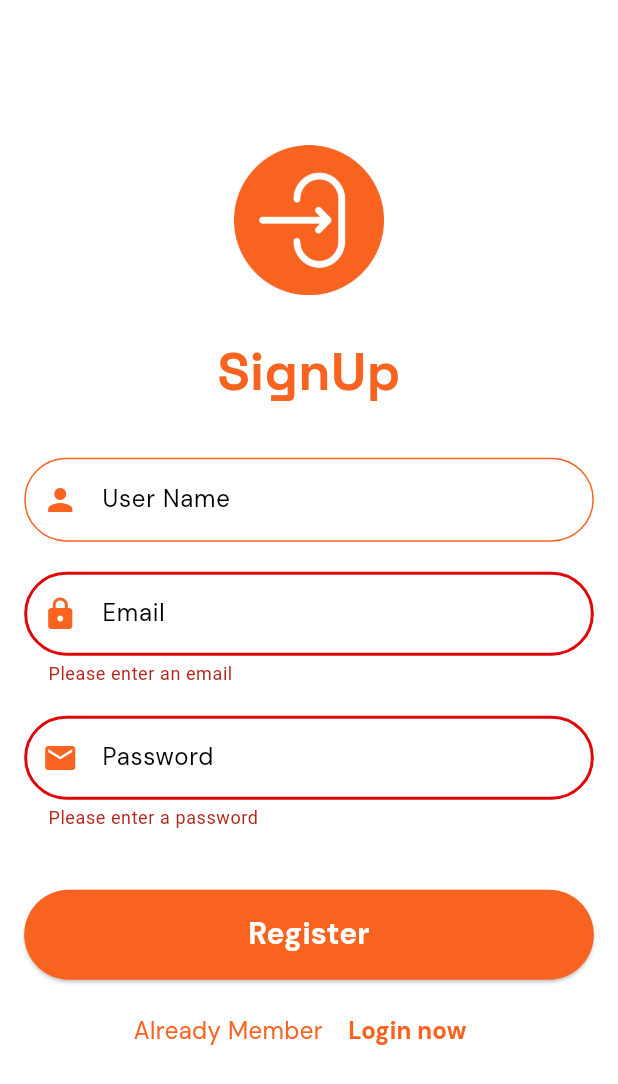
After one commit to ItsJmartin/Library-app-backend, a Flutter app: the RegisterPage screen opened directly, after a tap on "Register", on a phone screen of 412 x 824 dp. The commit adds this screen. Shown: the top 1084 px of the screen. Run offline on Flutter 3.47's test engine with Material 3 defaults, Android fonts, the phone set to English and light mode, and no system bars; our stand-ins replace google_fonts.

Commit message:
register page update

```diff
--- a/lib/auth/validation_page.dart
+++ b/lib/auth/login_page.dart
@@ -1,15 +1,16 @@
+import 'package:chat_app/auth/register_page.dart';
 import 'package:chat_app/pages/chat_list.dart';
 import 'package:flutter/material.dart';
 import 'package:google_fonts/google_fonts.dart';
 
-class ValidationPage extends StatefulWidget {
-  const ValidationPage({super.key});
+class LoginPage extends StatefulWidget {
+  const LoginPage({super.key});
 
   @override
-  State<ValidationPage> createState() => _ValidationPageState();
+  State<LoginPage> createState() => _LoginPageState();
 }
 
-class _ValidationPageState extends State<ValidationPage> {
+class _LoginPageState extends State<LoginPage> {
   final _formKey = GlobalKey<FormState>();
   final _emailController = TextEditingController();
   final _passwordController = TextEditingController();
@@ -74,8 +75,7 @@ class _ValidationPageState extends State<ValidationPage> {
                       },
                       decoration: InputDecoration(
                         labelText: "Email",
-                        labelStyle:
-                            GoogleFonts.dmSans(color: Colors.black),
+                        labelStyle: GoogleFonts.dmSans(color: Colors.black),
                         prefixIcon: const Icon(
                           Icons.lock,
                           color: Color(0xfff86320),
@@ -127,8 +127,7 @@ class _ValidationPageState extends State<ValidationPage> {
                       obscureText: true,
                       decoration: InputDecoration(
                         labelText: "Password",
-                        labelStyle:
-                            GoogleFonts.dmSans(color: Colors.black),
+                        labelStyle: GoogleFonts.dmSans(color: Colors.black),
                         prefixIcon: const Icon(
                           Icons.email,
                           color: Color(0xfff86320),
@@ -171,13 +170,11 @@ class _ValidationPageState extends State<ValidationPage> {
                       height: 60,
                       child: ElevatedButton(
                         style: ElevatedButton.styleFrom(
-                          backgroundColor: Color(0xfff86320)
-                        ),
+                            backgroundColor: Color(0xfff86320)),
                         onPressed: () {
                           if (_formKey.currentState!.validate()) {
                             _emailController.clear();
                             _passwordController.clear();
-
                             Navigator.pushReplacement(
                               context,
                               MaterialPageRoute(
@@ -216,12 +213,22 @@ class _ValidationPageState extends State<ValidationPage> {
                           ),
                         ),
                         const SizedBox(width: 5),
-                        Text(
-                          'Register now',
-                          style: GoogleFonts.dmSans(
-                            color: const Color(0xfff86320),
-                            fontWeight: FontWeight.bold,
-                            fontSize: 16,
+                        TextButton(
+                          onPressed: () {
+                            Navigator.push(
+                              context,
+                              MaterialPageRoute(
+                                builder: (context) => RegisterPage(),
+                              ),
+                            );
+                          },
+                          child: Text(
+                            'Register now',
+                            style: GoogleFonts.dmSans(
+                              color: const Color(0xfff86320),
+                              fontWeight: FontWeight.bold,
+                              fontSize: 16,
+                            ),
                           ),
                         ),
                       ],
--- /dev/null
+++ b/lib/auth/register_page.dart
@@ -0,0 +1,289 @@
+import 'package:chat_app/auth/login_page.dart';
+import 'package:flutter/material.dart';
+import 'package:google_fonts/google_fonts.dart';
+
+class RegisterPage extends StatefulWidget {
+  RegisterPage({super.key});
+
+  @override
+  State<RegisterPage> createState() => _RegisterPageState();
+  // void dispose(){
+  //   usernammeController.dispose();
+  //   emailController.dispose();
+  //   passwordController.dispose();
+  // }
+}
+
+class _RegisterPageState extends State<RegisterPage> {
+  final _registerKey = GlobalKey<FormState>();
+  final _usernameController = TextEditingController();
+  final _emailController = TextEditingController();
+  final _passwordController = TextEditingController();
+
+  @override
+  Widget build(BuildContext context) {
+    return Scaffold(
+      resizeToAvoidBottomInset: true,
+      backgroundColor: const Color(0xffffffff),
+      body: SafeArea(
+        child: Column(
+          mainAxisAlignment: MainAxisAlignment.center,
+          crossAxisAlignment: CrossAxisAlignment.center,
+          children: <Widget>[
+            const SizedBox(
+              width: 100,
+              height: 100,
+              child: Image(
+                image: AssetImage("assets/icons/register.png"),
+                color: Color(0xfff86320),
+              ),
+            ),
+            const SizedBox(height: 10),
+            Padding(
+              padding: const EdgeInsets.all(16.1),
+              child: Text(
+                "SignUp",
+                style: GoogleFonts.spaceGrotesk(
+                  color: const Color(0xfff86320),
+                  fontSize: 35,
+                  fontWeight: FontWeight.bold,
+                ),
+              ),
+            ),
+            Padding(
+              padding: const EdgeInsets.all(16.1),
+              child: Form(
+                key: _registerKey,
+                child: Column(
+                  children: <Widget>[
+                    TextFormField(
+                      keyboardType: TextInputType.emailAddress,
+                      style: GoogleFonts.dmSans(color: Colors.grey),
+                      controller: _usernameController,
+                      validator: (userName) {
+                        return null;
+                      },
+                      decoration: InputDecoration(
+                        labelText: "User Name",
+                        labelStyle: GoogleFonts.dmSans(color: Colors.black),
+                        prefixIcon: const Icon(
+                          Icons.person,
+                          color: Color(0xfff86320),
+                        ),
+                        // text field
+                        enabledBorder: const OutlineInputBorder(
+                          borderSide: BorderSide(color: Color(0xfff86320)),
+                          borderRadius: BorderRadius.all(Radius.circular(30)),
+                        ),
+                        // focused text field
+                        focusedBorder: const OutlineInputBorder(
+                          borderRadius: BorderRadius.all(Radius.circular(30)),
+                          borderSide: BorderSide(
+                            color: Color(0xfff86320),
+                            width: 2,
+                          ),
+                        ),
+                        // error text field
+                        errorBorder: const OutlineInputBorder(
+                          borderRadius: BorderRadius.all(Radius.circular(30)),
+                          borderSide: BorderSide(
+                            color: Color(0xffdf0808),
+                            width: 2,
+                          ),
+                        ),
+                        // error focused text filed
+                        focusedErrorBorder: const OutlineInputBorder(
+                          borderRadius: BorderRadius.all(Radius.circular(30)),
+                          borderSide: BorderSide(
+                            color: Color(0xfff86320),
+                            width: 2,
+                          ),
+                        ),
+                      ),
+                    ),
+                    const SizedBox(height: 20), //gap between contents
+                    TextFormField(
+                      keyboardType: TextInputType.emailAddress,
+                      style: GoogleFonts.dmSans(color: Colors.grey),
+                      controller: _emailController,
+                      validator: (email) {
+                        if (email == null || email.isEmpty) {
+                          return 'Please enter an email';
+                        }
+                        final emailRegex =
+                            RegExp(r'^[\w-\.]+@([\w-]+\.)+[\w-]{2,4}$');
+                        if (!emailRegex.hasMatch(email)) {
+                          return 'Please enter a valid email';
+                        }
+                        return null;
+                      },
+                      decoration: InputDecoration(
+                        labelText: "Email",
+                        labelStyle: GoogleFonts.dmSans(color: Colors.black),
+                        prefixIcon: const Icon(
+                          Icons.lock,
+                          color: Color(0xfff86320),
+                        ),
+                        // text field
+                        enabledBorder: const OutlineInputBorder(
+                          borderSide: BorderSide(color: Color(0xfff86320)),
+                          borderRadius: BorderRadius.all(Radius.circular(30)),
+                        ),
+                        // focused text field
+                        focusedBorder: const OutlineInputBorder(
+                          borderRadius: BorderRadius.all(Radius.circular(30)),
+                          borderSide: BorderSide(
+                            color: Color(0xfff86320),
+                            width: 2,
+                          ),
+                        ),
+                        // error text field
+                        errorBorder: const OutlineInputBorder(
+                          borderRadius: BorderRadius.all(Radius.circular(30)),
+                          borderSide: BorderSide(
+                            color: Color(0xffdf0808),
+                            width: 2,
+                          ),
+                        ),
+                        // error focused text filed
+                        focusedErrorBorder: const OutlineInputBorder(
+                          borderRadius: BorderRadius.all(Radius.circular(30)),
+                          borderSide: BorderSide(
+                            color: Color(0xfff86320),
+                            width: 2,
+                          ),
+                        ),
+                      ),
+                    ),
+                    const SizedBox(height: 20),
+                    TextFormField(
+                      keyboardType: TextInputType.visiblePassword,
+                      style: GoogleFonts.dmSans(color: Colors.grey),
+                      controller: _passwordController,
+                      validator: (value) {
+                        if (value == null || value.isEmpty) {
+                          return "Please enter a password";
+                        } else if (value.length < 6) {
+                          return "Password must be at least 6 characters";
+                        }
+                        return null;
+                      },
+                      obscureText: true,
+                      decoration: InputDecoration(
+                        labelText: "Password",
+                        labelStyle: GoogleFonts.dmSans(color: Colors.black),
+                        prefixIcon: const Icon(
+                          Icons.email,
+                          color: Color(0xfff86320),
+                        ),
+                        // text field
+                        enabledBorder: const OutlineInputBorder(
+                          borderSide: BorderSide(color: Color(0xfff86320)),
+                          borderRadius: BorderRadius.all(Radius.circular(30)),
+                        ),
+                        // focused text field
+                        focusedBorder: const OutlineInputBorder(
+                          borderRadius: BorderRadius.all(Radius.circular(30)),
+                          borderSide: BorderSide(
+                            color: Color(0xfff86320),
+                            width: 2,
+                          ),
+                        ),
+
+                        // error text field
+                        errorBorder: const OutlineInputBorder(
+                          borderRadius: BorderRadius.all(Radius.circular(30)),
+                          borderSide: BorderSide(
+                            color: Color(0xffdf0808),
+                            width: 2,
+                          ),
+                        ),
+                        // error focused text filed
+                        focusedErrorBorder: const OutlineInputBorder(
+                          borderRadius: BorderRadius.all(Radius.circular(30)),
+                          borderSide: BorderSide(
+                            color: Color(0xfff86320),
+                            width: 2,
+                          ),
+                        ),
+                      ),
+                    ),
+                    const SizedBox(height: 40),
+                    SizedBox(
+                      width: double.infinity,
+                      height: 60,
+                      child: ElevatedButton(
+                        style: ElevatedButton.styleFrom(
+                            backgroundColor: Color(0xfff86320)),
+                        onPressed: () {
+                          if (_registerKey.currentState!.validate()) {
+                            _emailController.clear();
+                            _passwordController.clear();
+
+                            // Navigator.pushReplacement(
+                            //   context,
+                            //   MaterialPageRoute(
+                            //     builder: (context) => const ChatListPage(),
+                            //   ),
+                            // );
+
+                            ScaffoldMessenger.of(context).showSnackBar(
+                              const SnackBar(
+                                content: Text('Login Successful'),
+                                backgroundColor: Color(0xff4caf50),
+                                duration: Duration(seconds: 3),
+                              ),
+                            );
+                          }
+                        },
+                        child: Text(
+                          "Register",
+                          style: GoogleFonts.dmSans(
+                            color: const Color(0xffffffff),
+                            fontSize: 20,
+                            fontWeight: FontWeight.bold,
+                          ),
+                        ),
+                      ),
+                    ),
+                    const SizedBox(height: 10), // gap betwwen contents
+                    Row(
+                      mainAxisAlignment: MainAxisAlignment.center,
+                      children: <Widget>[
+                        Text(
+                          'Already Member',
+                          style: GoogleFonts.dmSans(
+                            color: const Color(0xfff86320),
+                            fontSize: 16,
+                          ),
+                        ),
+                        const SizedBox(width: 5),
+                        TextButton(
+                          onPressed: () {
+                            Navigator.push(
+                              context,
+                              MaterialPageRoute(
+                                  builder: (context) => LoginPage()),
+                            );
+                          },
+                          child: Text(
+                            'Login now',
+                            style: GoogleFonts.dmSans(
+                              color: const Color(0xfff86320),
+                              fontWeight: FontWeight.bold,
+                              fontSize: 16,
+                            ),
+                          ),
+                        ),
+                      ],
+                    ),
+                  ],
+                ),
+              ),
+            ),
+          ],
+        ),
+      ),
+    );
+  }
+}
--- a/lib/main.dart
+++ b/lib/main.dart
@@ -1,4 +1,4 @@
-import 'package:chat_app/auth/validation_page.dart';
+import 'package:chat_app/pages/home_page.dart';
 import 'package:flutter/material.dart';
 
 void main() {
@@ -10,9 +10,9 @@ class ChatApp extends StatelessWidget {
 
   @override
   Widget build(BuildContext context) {
-    return const MaterialApp(
+    return MaterialApp(
       debugShowCheckedModeBanner: false,
-      home: ValidationPage(),
+      home: HomePage(),
     );
   }
 }
--- a/lib/pages/home_page.dart
+++ b/lib/pages/home_page.dart
@@ -1,4 +1,4 @@
-import 'package:chat_app/auth/validation_page.dart';
+import 'package:chat_app/auth/login_page.dart';
 import 'package:flutter/material.dart';
 import 'package:google_fonts/google_fonts.dart';
 
@@ -131,7 +131,7 @@ class HomePage extends StatelessWidget {
                         Navigator.push(
                           context,
                           MaterialPageRoute(
-                            builder: (context) => const ValidationPage(),
+                            builder: (context) => const LoginPage(),
                           ),
                         );
                       },
--- a/pubspec.yaml
+++ b/pubspec.yaml
@@ -63,6 +63,7 @@ flutter:
   assets:
     - assets/icons/chat.png
     - assets/icons/login1.png
+    - assets/icons/register.png
 
   # An image asset can refer to one or more resolution-specific "variants", see
   # https://flutter.dev/to/resolution-aware-images
```
Also changed, not shown: assets/icons/register.png (added).
